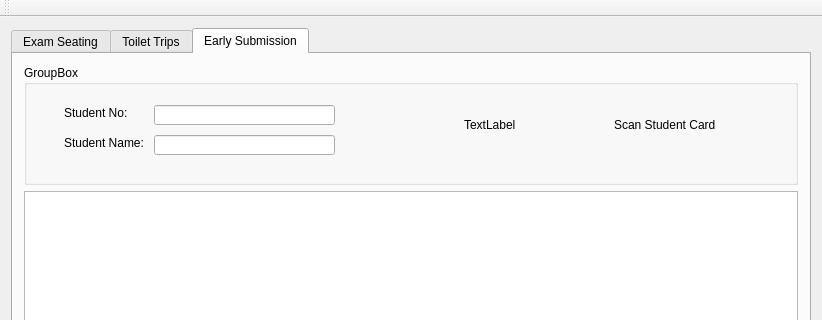
The window that Exam_kiosk/mainwindow.ui (qinjie/Exam-Kiosk) describes before a commit, drawn with Qt 5; both pictures show x 0 to 822 and y 0 to 320 of the 822 by 489 pixel window.
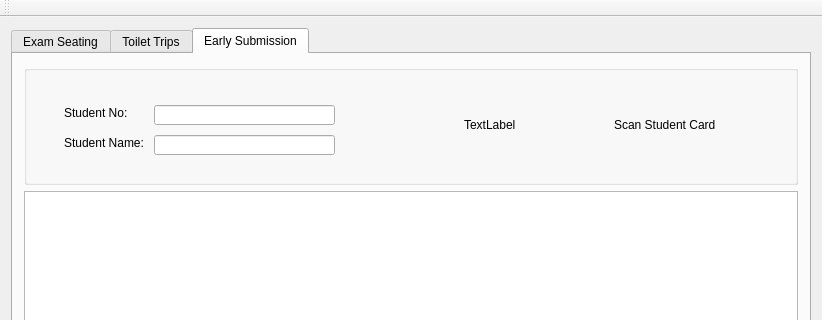
The same window after the commit. The open tabs and pages were chosen to show the change.

```diff
--- a/Exam_kiosk/mainwindow.ui
+++ b/Exam_kiosk/mainwindow.ui
@@ -295,7 +295,7 @@
            </size>
           </property>
           <property name="title">
-           <string>GroupBox</string>
+           <string/>
           </property>
           <widget class="QLabel" name="label_18">
            <property name="geometry">
```
Left out of the diff: 8 changed lines with no effect on the pictures.
